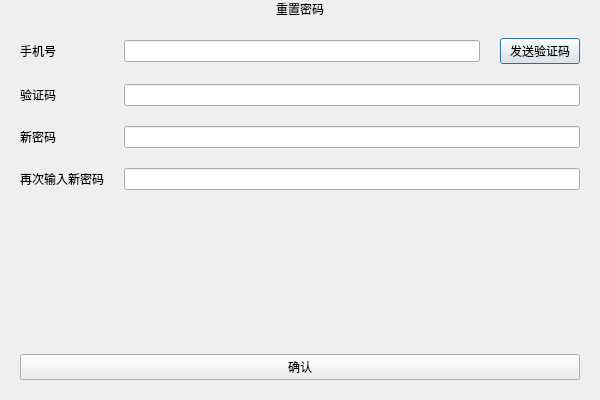
Before: the Qt Designer form code/global/resetpwd.ui in laonuo2004/cpp-qt-medical-system, drawn with Qt 5.
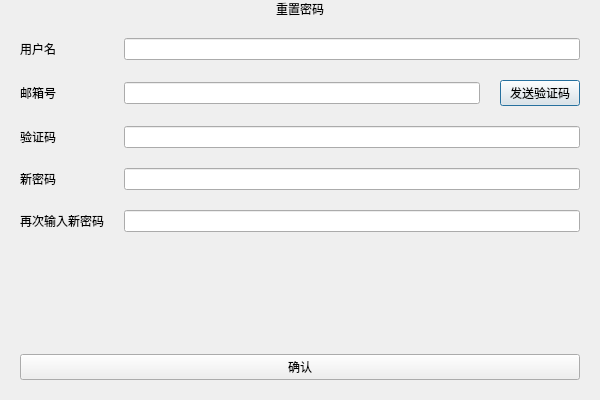
After: the same form once the commit is applied.

Patch:
```diff
--- a/code/global/resetpwd.ui
+++ b/code/global/resetpwd.ui
@@ -47,14 +47,14 @@
      <property name="verticalSpacing">
       <number>20</number>
      </property>
-     <item row="0" column="0">
+     <item row="1" column="0">
       <widget class="QLabel" name="label">
        <property name="text">
-        <string>手机号</string>
+        <string>邮箱号</string>
        </property>
       </widget>
      </item>
-     <item row="0" column="1">
+     <item row="1" column="1">
       <layout class="QHBoxLayout" name="horizontalLayout">
        <item>
         <widget class="QLineEdit" name="EmailEdit"/>
@@ -68,36 +68,46 @@
        </item>
       </layout>
      </item>
-     <item row="1" column="0">
+     <item row="2" column="0">
       <widget class="QLabel" name="label_2">
        <property name="text">
         <string>验证码</string>
        </property>
       </widget>
      </item>
-     <item row="1" column="1">
-      <widget class="QLineEdit" name="VerificationCodeEdit"/>
-     </item>
-     <item row="2" column="0">
-      <widget class="QLabel" name="label_3">
-       <property name="text">
-        <string>新密码</string>
-       </property>
-      </widget>
-     </item>
      <item row="2" column="1">
       <widget class="QLineEdit" name="NewPasswordEdit"/>
      </item>
      <item row="3" column="0">
+      <widget class="QLabel" name="label_3">
+       <property name="text">
+        <string>新密码</string>
+       </property>
+      </widget>
+     </item>
+     <item row="3" column="1">
+      <widget class="QLineEdit" name="lineEdit_4"/>
+     </item>
+     <item row="4" column="0">
       <widget class="QLabel" name="label_4">
        <property name="text">
         <string>再次输入新密码</string>
        </property>
       </widget>
      </item>
-     <item row="3" column="1">
+     <item row="4" column="1">
       <widget class="QLineEdit" name="lineEdit_3"/>
      </item>
+     <item row="0" column="0">
+      <widget class="QLabel" name="label_5">
+       <property name="text">
+        <string>用户名</string>
+       </property>
+      </widget>
+     </item>
+     <item row="0" column="1">
+      <widget class="QLineEdit" name="lineEdit_5"/>
+     </item>
     </layout>
    </item>
    <item>
```
Left out of the diff: 2 changed lines with no effect on the pictures.
